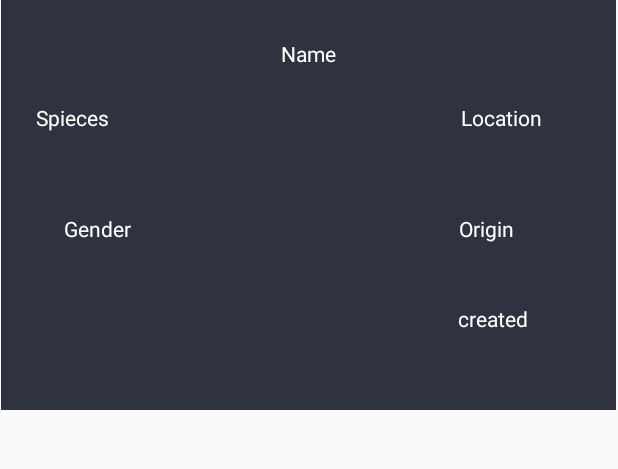
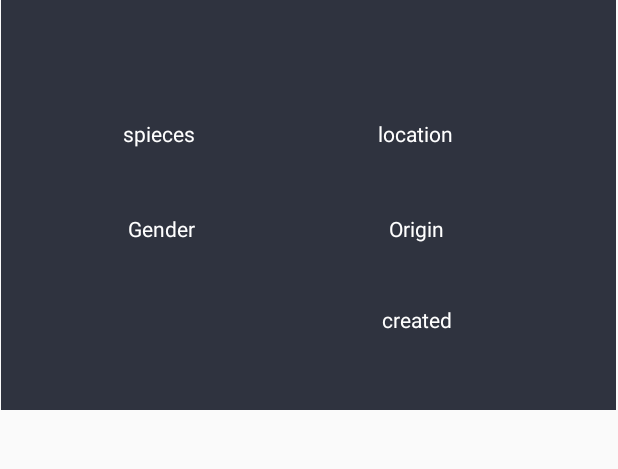
Before and after one commit to GiovanniDubard/ProjetApplicationFinal, an Android app: the layout custompopup.xml on its own in the app's theme, with its tools: preview values and no code run, on a phone screen of 412 x 824 dp, the part 564-1033 px from its top. Run offline under Robolectric (Android 15) with nearby library versions, the phone set to English and light mode, and no system bars.

Commit message:
[feature][Refactoring] Refactoring packages for MVC

```diff
--- a/app/src/main/AndroidManifest.xml
+++ b/app/src/main/AndroidManifest.xml
@@ -13,7 +13,7 @@
         android:roundIcon="@mipmap/ic_launcher_round"
         android:supportsRtl="true"
         android:theme="@style/AppTheme">
-        <activity android:name=".MainActivity">
+        <activity android:name=".presentataion.view.MainActivity">
             <intent-filter>
                 <action android:name="android.intent.action.MAIN" />
 
--- a/app/src/main/java/com/example/projetapplicationfinal/RickApi.java
+++ b/app/src/main/java/com/example/projetapplicationfinal/data/RickApi.java
@@ -1,8 +1,9 @@
-package com.example.projetapplicationfinal;
+package com.example.projetapplicationfinal.data;
+
+import com.example.projetapplicationfinal.presentataion.model.RestRickAndMortyResponse;
 
 import retrofit2.Call;
 import retrofit2.http.GET;
-import retrofit2.http.Query;
 
 public interface RickApi {
     @GET("RickAndMortyAPI.json")
--- a/app/src/main/java/com/example/projetapplicationfinal/Characters.java
+++ b/app/src/main/java/com/example/projetapplicationfinal/presentataion/model/Characters.java
@@ -1,4 +1,4 @@
-package com.example.projetapplicationfinal;
+package com.example.projetapplicationfinal.presentataion.model;
 
 public class Characters {
     private Integer id;
--- a/app/src/main/java/com/example/projetapplicationfinal/RestRickAndMortyResponse.java
+++ b/app/src/main/java/com/example/projetapplicationfinal/presentataion/model/RestRickAndMortyResponse.java
@@ -1,4 +1,4 @@
-package com.example.projetapplicationfinal;
+package com.example.projetapplicationfinal.presentataion.model;
 
 import java.util.List;
 
--- a/app/src/main/res/layout/activity_main.xml
+++ b/app/src/main/res/layout/activity_main.xml
@@ -4,8 +4,9 @@
     xmlns:tools="http://schemas.android.com/tools"
     android:layout_width="match_parent"
     android:layout_height="match_parent"
-    tools:context=".MainActivity"
+    tools:context=".presentataion.view.MainActivity"
     android:background="@color/bluedark">
+
 
     <androidx.recyclerview.widget.RecyclerView
         android:id="@+id/recycler_view"
@@ -16,4 +17,5 @@
         app:layout_constraintStart_toStartOf="parent"
         app:layout_constraintTop_toTopOf="parent" />
 
+
 </androidx.constraintlayout.widget.ConstraintLayout>
--- a/app/src/main/res/layout/custompopup.xml
+++ b/app/src/main/res/layout/custompopup.xml
@@ -9,17 +9,18 @@
     android:background="@color/bluedark">
 
     <TextView
-        android:id="@+id/Location"
-        android:layout_width="wrap_content"
-        android:layout_height="wrap_content"
-        android:text="Location"
+        android:id="@+id/location"
+        android:layout_width="170dp"
+        android:layout_height="50dp"
+        android:gravity="center"
+        android:text="location"
         android:textColor="@color/white"
         app:layout_constraintBottom_toBottomOf="parent"
         app:layout_constraintEnd_toEndOf="parent"
-        app:layout_constraintHorizontal_bias="0.861"
+        app:layout_constraintHorizontal_bias="0.796"
         app:layout_constraintStart_toStartOf="parent"
         app:layout_constraintTop_toTopOf="parent"
-        app:layout_constraintVertical_bias="0.594" />
+        app:layout_constraintVertical_bias="0.626" />
 
     <TextView
         android:id="@+id/txtclose"
@@ -39,15 +40,19 @@
         app:layout_constraintVertical_bias="0.036" />
 
     <TextView
-        android:id="@+id/Name"
-        android:layout_width="wrap_content"
-        android:layout_height="wrap_content"
-        android:text="Name"
-        android:textColor="@color/white"
+        android:id="@+id/name"
+        android:layout_width="187dp"
+        android:layout_height="64dp"
+        android:gravity="center"
+        android:textColor="@color/green"
+        android:textSize="20sp"
+        android:textStyle="bold"
         app:layout_constraintBottom_toBottomOf="parent"
         app:layout_constraintEnd_toEndOf="parent"
+        app:layout_constraintHorizontal_bias="0.443"
         app:layout_constraintStart_toStartOf="parent"
-        app:layout_constraintTop_toTopOf="parent" />
+        app:layout_constraintTop_toTopOf="parent"
+        app:layout_constraintVertical_bias="0.491" />
 
     <ImageView
         android:id="@+id/imageView"
@@ -62,79 +67,85 @@
         tools:ignore="VectorDrawableCompat" />
 
     <TextView
-        android:id="@+id/Spieces"
-        android:layout_width="81dp"
-        android:layout_height="19dp"
-        android:text="Spieces"
+        android:id="@+id/spieces"
+        android:layout_width="170dp"
+        android:layout_height="50dp"
+        android:gravity="center"
+        android:text="spieces"
         android:textColor="@color/white"
         app:layout_constraintBottom_toBottomOf="parent"
         app:layout_constraintEnd_toEndOf="parent"
-        app:layout_constraintHorizontal_bias="0.072"
+        app:layout_constraintHorizontal_bias="0.087"
         app:layout_constraintStart_toStartOf="parent"
         app:layout_constraintTop_toTopOf="parent"
-        app:layout_constraintVertical_bias="0.594" />
+        app:layout_constraintVertical_bias="0.625" />
 
     <TextView
-        android:id="@+id/Gender"
-        android:layout_width="wrap_content"
-        android:layout_height="wrap_content"
+        android:id="@+id/gender"
+        android:layout_width="170dp"
+        android:layout_height="50dp"
+        android:gravity="center"
         android:text="Gender"
         android:textColor="@color/white"
         app:layout_constraintBottom_toBottomOf="parent"
         app:layout_constraintEnd_toEndOf="parent"
-        app:layout_constraintHorizontal_bias="0.115"
+        app:layout_constraintHorizontal_bias="0.091"
         app:layout_constraintStart_toStartOf="parent"
         app:layout_constraintTop_toTopOf="parent"
-        app:layout_constraintVertical_bias="0.756" />
+        app:layout_constraintVertical_bias="0.774" />
 
     <TextView
-        android:id="@+id/Origin"
-        android:layout_width="wrap_content"
-        android:layout_height="wrap_content"
+        android:id="@+id/origin"
+        android:layout_width="170dp"
+        android:layout_height="50dp"
+        android:gravity="center"
         android:text="Origin"
         android:textColor="@color/white"
         app:layout_constraintBottom_toBottomOf="parent"
         app:layout_constraintEnd_toEndOf="parent"
-        app:layout_constraintHorizontal_bias="0.817"
+        app:layout_constraintHorizontal_bias="0.8"
         app:layout_constraintStart_toStartOf="parent"
         app:layout_constraintTop_toTopOf="parent"
-        app:layout_constraintVertical_bias="0.756" />
+        app:layout_constraintVertical_bias="0.774" />
 
     <TextView
         android:id="@+id/type"
-        android:layout_width="65dp"
-        android:layout_height="28dp"
+        android:layout_width="170dp"
+        android:layout_height="50dp"
+        android:gravity="center"
         android:textColor="@color/white"
         app:layout_constraintBottom_toBottomOf="parent"
         app:layout_constraintEnd_toEndOf="parent"
-        app:layout_constraintHorizontal_bias="0.133"
+        app:layout_constraintHorizontal_bias="0.087"
         app:layout_constraintStart_toStartOf="parent"
         app:layout_constraintTop_toTopOf="parent"
-        app:layout_constraintVertical_bias="0.888" />
+        app:layout_constraintVertical_bias="0.917" />
 
     <TextView
         android:id="@+id/id"
         android:layout_width="42dp"
         android:layout_height="23dp"
+        android:gravity="center"
         android:textColor="@color/white"
         app:layout_constraintBottom_toBottomOf="parent"
         app:layout_constraintEnd_toEndOf="parent"
-        app:layout_constraintHorizontal_bias="0.024"
+        app:layout_constraintHorizontal_bias="0.07"
         app:layout_constraintStart_toStartOf="parent"
         app:layout_constraintTop_toTopOf="parent"
-        app:layout_constraintVertical_bias="0.055" />
+        app:layout_constraintVertical_bias="0.035" />
 
     <TextView
         android:id="@+id/created"
-        android:layout_width="wrap_content"
-        android:layout_height="wrap_content"
+        android:layout_width="170dp"
+        android:layout_height="50dp"
+        android:gravity="center"
         android:text="created"
         android:textColor="@color/white"
         app:layout_constraintBottom_toBottomOf="parent"
         app:layout_constraintEnd_toEndOf="parent"
-        app:layout_constraintHorizontal_bias="0.839"
+        app:layout_constraintHorizontal_bias="0.8"
         app:layout_constraintStart_toStartOf="parent"
         app:layout_constraintTop_toTopOf="parent"
-        app:layout_constraintVertical_bias="0.888" />
+        app:layout_constraintVertical_bias="0.917" />
 
 </androidx.constraintlayout.widget.ConstraintLayout>
--- /dev/null
+++ b/app/src/main/res/values/ricktheme.xml
@@ -0,0 +1,2 @@
+<?xml version="1.0" encoding="utf-8"?>
+<resources></resources>
```
Also changed, not shown: app/src/main/java/com/example/projetapplicationfinal/presentataion/view/ListAdapter.java (renamed from app/src/main/java/com/example/projetapplicationfinal/ListAdapter.java, +67 -62 lines), app/src/main/java/com/example/projetapplicationfinal/presentataion/view/MainActivity.java (renamed from app/src/main/java/com/example/projetapplicationfinal/MainActivity.java, +13 -14 lines), 1 other file.
